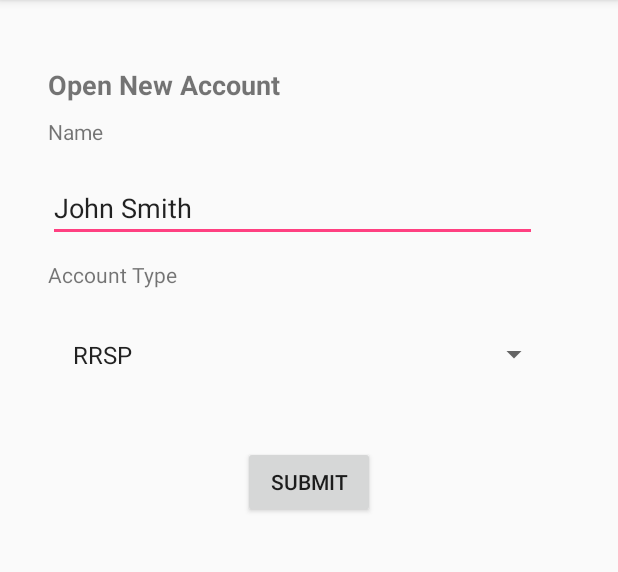
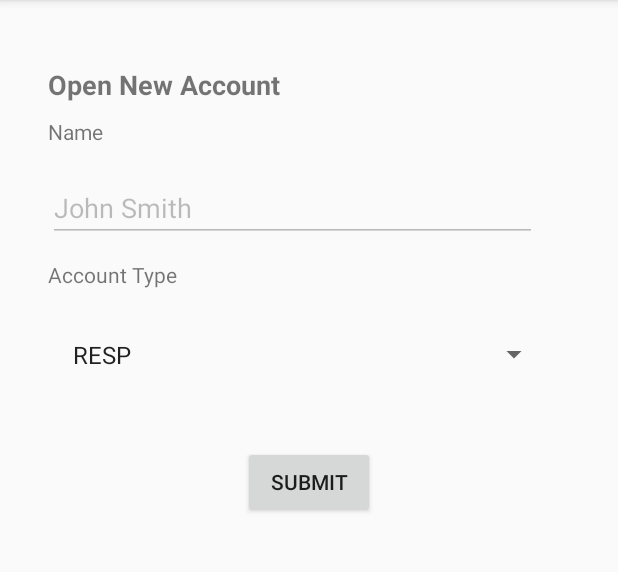
Before and after one commit to pmak905/Flyknits, an Android app: the OpenAccountActivity screen opened directly, with no data from a screen before it, on a phone screen of 412 x 824 dp, the part 84-656 px from its top. Run offline under Robolectric (Android 15) with nearby library versions, the phone set to English and light mode, and no system bars; 1 statement that could not run was skipped.

Commit message:
Open account

```diff
--- a/app/src/main/java/com/hackabots/flyknits/NotificationsActivity.java
+++ b/app/src/main/java/com/hackabots/flyknits/NotificationsActivity.java
@@ -25,9 +25,9 @@ public class NotificationsActivity extends AppCompatActivity {
 
     public void launchOpenAccount(View view) {
         Intent intent = new Intent(this, OpenAccountActivity.class);
-//        TextView text = (TextView) findViewById(R.id.chequing_title);
-//        String header = text.getText().toString();
-//        intent.putExtra(EXTRA_HEADER, header);
+        TextView text = (TextView) findViewById(R.id.open_account_rrsp);
+        String header = text.getText().toString();
+        intent.putExtra(EXTRA_HEADER, header);
         startActivity(intent);
     }
 }
--- a/app/src/main/java/com/hackabots/flyknits/OpenAccountActivity.java
+++ b/app/src/main/java/com/hackabots/flyknits/OpenAccountActivity.java
@@ -1,7 +1,10 @@
 package com.hackabots.flyknits;
 
+import android.content.Intent;
 import android.support.v7.app.AppCompatActivity;
 import android.os.Bundle;
+import android.widget.Spinner;
+import android.widget.TextView;
 
 public class OpenAccountActivity extends AppCompatActivity {
 
@@ -9,5 +12,14 @@ public class OpenAccountActivity extends AppCompatActivity {
     protected void onCreate(Bundle savedInstanceState) {
         super.onCreate(savedInstanceState);
         setContentView(R.layout.activity_open_account);
+
+        Intent intent = getIntent();
+        String header = intent.getStringExtra(MainActivity.EXTRA_HEADER);
+        Spinner planTypeSpinner = (Spinner) findViewById(R.id.plan_type);
+
+        if (header.equals("You got a job!")) {
+            // RRSP
+            planTypeSpinner.setSelection(2);
+        }
     }
 }
--- a/app/src/main/res/layout/activity_open_account.xml
+++ b/app/src/main/res/layout/activity_open_account.xml
@@ -4,9 +4,7 @@
     xmlns:tools="http://schemas.android.com/tools"
     android:layout_width="match_parent"
     android:layout_height="match_parent"
-    tools:context="com.hackabots.flyknits.OpenAccountActivity"
-    tools:layout_editor_absoluteY="81dp"
-    tools:layout_editor_absoluteX="0dp">
+    tools:context="com.hackabots.flyknits.OpenAccountActivity">
 
     <TextView
         android:id="@+id/main_page_text"
@@ -24,17 +22,20 @@
         android:id="@+id/editText"
         android:layout_width="326dp"
         android:layout_height="40dp"
+        android:layout_marginLeft="32dp"
+        android:layout_marginTop="15dp"
+        android:editable="false"
         android:ems="10"
+        android:enabled="false"
         android:inputType="textPersonName"
+        android:selectAllOnFocus="false"
         android:text="@string/user_name"
-        android:layout_marginTop="15dp"
+        app:layout_constraintLeft_toLeftOf="parent"
         app:layout_constraintTop_toBottomOf="@+id/textView4"
-        android:layout_marginLeft="32dp"
-        app:layout_constraintLeft_toLeftOf="parent"
         tools:layout_editor_absoluteY="119dp" />
 
     <Spinner
-        android:id="@+id/spinner"
+        android:id="@+id/plan_type"
         android:layout_width="326dp"
         android:layout_height="42dp"
         android:entries="@array/plan_types"
@@ -73,6 +74,6 @@
         android:text="@string/open_account_create_button"
         app:layout_constraintLeft_toLeftOf="parent"
         app:layout_constraintRight_toRightOf="parent"
-        app:layout_constraintTop_toBottomOf="@+id/spinner" />
+        app:layout_constraintTop_toBottomOf="@+id/plan_type" />
 
 </android.support.constraint.ConstraintLayout>
--- a/app/src/main/res/layout/notifications.xml
+++ b/app/src/main/res/layout/notifications.xml
@@ -22,7 +22,7 @@
             tools:ignore="ContentDescription" />
 
         <TextView
-            android:id="@+id/title"
+            android:id="@+id/open_account_rrsp"
             android:layout_width="wrap_content"
             android:layout_height="wrap_content"
             android:layout_below="@+id/thumbnail"
@@ -36,7 +36,7 @@
         <TextView
             android:layout_width="wrap_content"
             android:layout_height="wrap_content"
-            android:layout_below="@+id/title"
+            android:layout_below="@+id/open_account_rrsp"
             android:maxLines="3"
             android:padding="8dp"
             android:text="@string/notification_new_gig_desc"
--- a/app/src/main/res/values/strings.xml
+++ b/app/src/main/res/values/strings.xml
@@ -23,9 +23,9 @@
     <string name="open_account_create_button">Submit</string>
 
     <string-array name="plan_types">
+        <item>RESP</item>
+        <item>RRIF</item>
         <item>RRSP</item>
         <item>TFSA</item>
-        <item>RESP</item>
-        <item>RRIF</item>
     </string-array>
 </resources>
```
